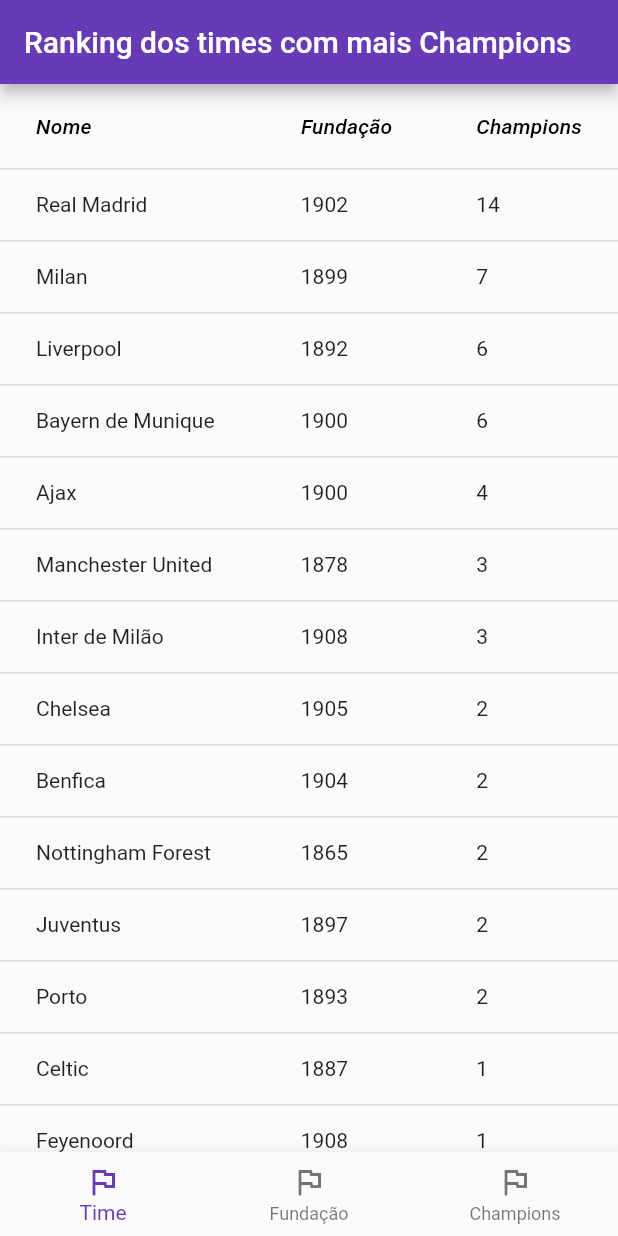
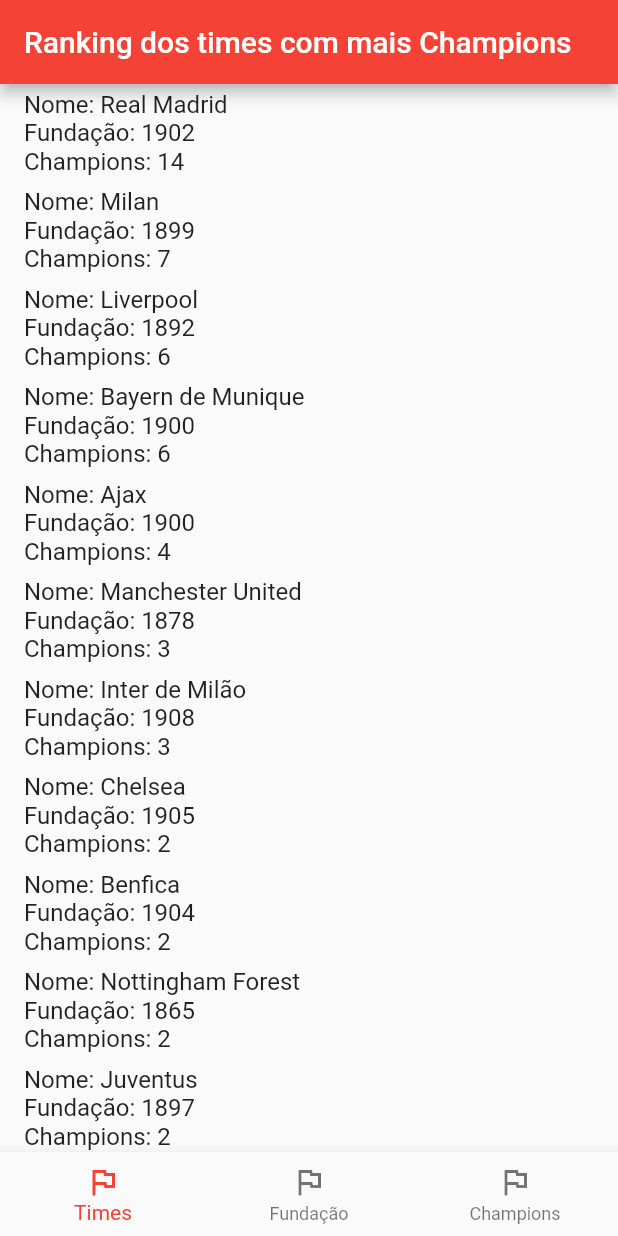
Before and after one commit to BrenoPorfirio/RECEITA4, a Flutter app: the screen it shows after launch, on a phone screen of 412 x 824 dp. Run offline on Flutter 3.47's test engine with Material 2 defaults, Android fonts, the phone set to English and light mode, and no system bars.

Commit message:
mudança geral

```diff
--- a/lib/main.dart
+++ b/lib/main.dart
@@ -109,7 +109,7 @@ var dataObjects = [
 ];
 
 void main() {
-  MyApp app = MyApp();
+  newApp app = newApp();
   runApp(app);
 }
 
@@ -123,9 +123,33 @@ class MyApp extends StatelessWidget {
           appBar: AppBar(
             title: const Text("Ranking dos times com mais Champions"),
           ),
-          body: SingleChildScrollView(
-            child: DataBodyWidget(objects: dataObjects),
+          body: Center(
+              child: SingleChildScrollView(
+                  scrollDirection: Axis.vertical,
+                  child: DataBodyWidget(
+                      objects: dataObjects,
+                      columnNames: ["Nome", "Fundação", "Champions"],
+                      propertyNames: ["name", "fundation", "champions"]))),
+          bottomNavigationBar: NewNavBar(),
+        ));
+  }
+}
+
+class newApp extends StatelessWidget {
+  @override
+  Widget build(BuildContext context) {
+    return MaterialApp(
+        theme: ThemeData(primarySwatch: Colors.red),
+        debugShowCheckedModeBanner: false,
+        home: Scaffold(
+          appBar: AppBar(
+            title: const Text("Ranking dos times com mais Champions"),
           ),
+          body: Center(
+              child: MyTileWidget(
+                  objects: dataObjects,
+                  columnNames: ["Nome", "Fundação", "Champions"],
+                  propertyNames: ["name", "fundation", "champions"])),
           bottomNavigationBar: NewNavBar(),
         ));
   }
@@ -141,7 +165,7 @@ class NewNavBar extends StatelessWidget {
   Widget build(BuildContext context) {
     return BottomNavigationBar(onTap: botaoFoiTocado, items: const [
       BottomNavigationBarItem(
-        label: "Time",
+        label: "Times",
         icon: Icon(Icons.flag_outlined),
       ),
       BottomNavigationBarItem(
@@ -153,73 +177,58 @@ class NewNavBar extends StatelessWidget {
 }
 
 class DataBodyWidget extends StatelessWidget {
-  final List objects;
-  final List<String>? columnNames;
-  final List<String>? propertyNames;
-
-  const DataBodyWidget({
-    Key? key,
-    required this.objects,
-    this.columnNames,
-    this.propertyNames,
-  }) : super(key: key);
-
+  final List<Map<String, dynamic>> objects;
+  final List<String> columnNames;
+  final List<String> propertyNames;
+  DataBodyWidget(
+      {this.objects = const [],
+      this.columnNames = const [],
+      this.propertyNames = const []});
   @override
   Widget build(BuildContext context) {
-    final List<String> _columnNames =
-        columnNames ?? ["Nome", "Fundação", "Champions"];
-    final List<String> _propertyNames =
-        propertyNames ?? ["name", "fundation", "champions"];
-
     return DataTable(
-      columns: _columnNames
-          .map(
-            (name) => DataColumn(
-              label: Expanded(
-                child: Text(
-                  name,
-                  style: const TextStyle(fontStyle: FontStyle.italic),
-                ),
-              ),
-            ),
-          )
-          .toList(),
-      rows: objects
-          .map(
-            (obj) => DataRow(
-              cells: _propertyNames
-                  .map(
-                    (propName) => obj.containsKey(propName)
-                        ? DataCell(Text(obj[propName].toString()))
-                        : const DataCell(Text('')),
-                  )
-                  .toList(),
-            ),
-          )
-          .toList(),
-    );
+        columns: columnNames
+            .map((name) => DataColumn(
+                label: Expanded(
+                    child: Text(name,
+                        style: TextStyle(fontStyle: FontStyle.italic)))))
+            .toList(),
+        rows: objects
+            .map((obj) => DataRow(
+                cells: propertyNames
+                    .map((propName) => DataCell(Text(obj[propName])))
+                    .toList()))
+            .toList());
   }
 }
 
 class MyTileWidget extends StatelessWidget {
-  List objects;
-  List<String> propertyNames;
-  MyTileWidget({this.objects = const [], this.propertyNames = const []});
+  List<Map<String, dynamic>> objects;
+  final List<String> columnNames;
+  final List<String> propertyNames;
+
+  MyTileWidget(
+      {this.objects = const [],
+      this.columnNames = const [],
+      this.propertyNames = const []});
+
   @override
   Widget build(BuildContext context) {
     return ListView.builder(
       itemCount: objects.length,
       itemBuilder: (context, index) {
-        var obj = objects[index];
+        final obj = objects[index];
+
+        final columnTexts = columnNames.map((col) {
+          final prop = propertyNames[columnNames.indexOf(col)];
+          return Text("$col: ${obj[prop]}");
+        }).toList();
+
         return ListTile(
-          title: Text(obj[propertyNames[0]]),
-          subtitle: Text(
-            propertyNames
-                .skip(1)
-                .map((propName) => "${propName}: ${obj[propName]}")
-                .join(" - "),
+          title: Column(
+            crossAxisAlignment: CrossAxisAlignment.start,
+            children: columnTexts,
           ),
-          trailing: Icon(Icons.chevron_right),
         );
       },
     );
```
